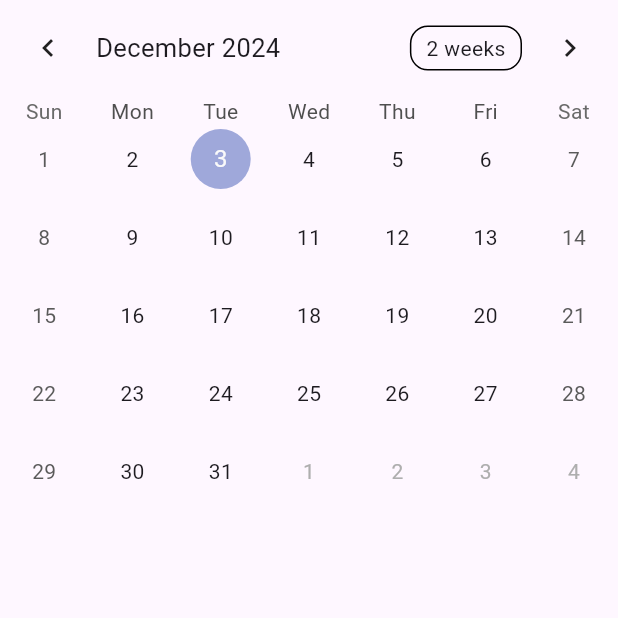
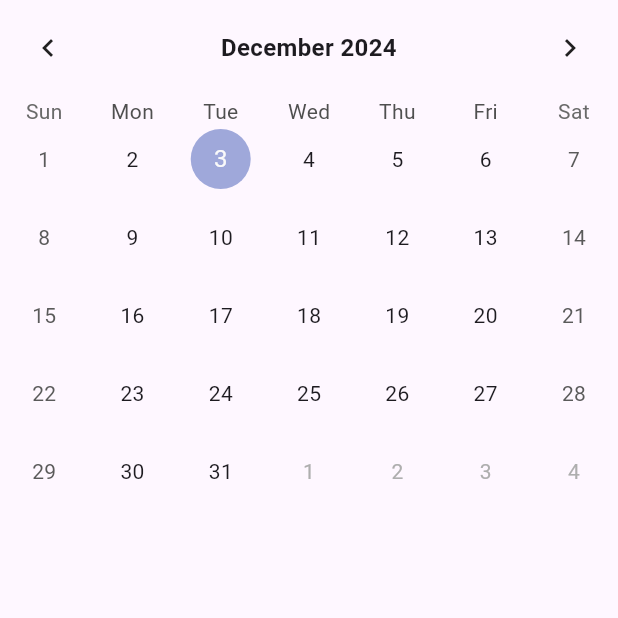
Before and after one commit to castberry10/flutter-study, a Flutter app: the screen it shows after launch, on a phone screen of 412 x 824 dp, the top half of it. Run offline on Flutter 3.47's test engine with Material 3 defaults, Android fonts, the phone set to English and light mode, and no system bars; drawn by our look-alikes of table_calendar; our stand-ins replace firebase_core, geolocator, google_maps_flutter, shared_preferences; accounts and stored records are empty.

Commit message:
캘린더 스타일링

```diff
--- a/univ/flutter_calendar_scheduler/lib/components/main_calendar.dart
+++ b/univ/flutter_calendar_scheduler/lib/components/main_calendar.dart
@@ -10,6 +10,14 @@ class MainCalendar extends StatelessWidget {
       focusedDay: DateTime.now(),
       firstDay: DateTime(1900, 1, 1),
       lastDay: DateTime(2999, 12, 31),
+      headerStyle: const HeaderStyle(
+        titleCentered: true,
+        formatButtonVisible: false,
+        titleTextStyle: TextStyle(
+          fontWeight: FontWeight.w700,
+          fontSize: 16.0,
+        ),
+      ),
     );
   }
 }
```
